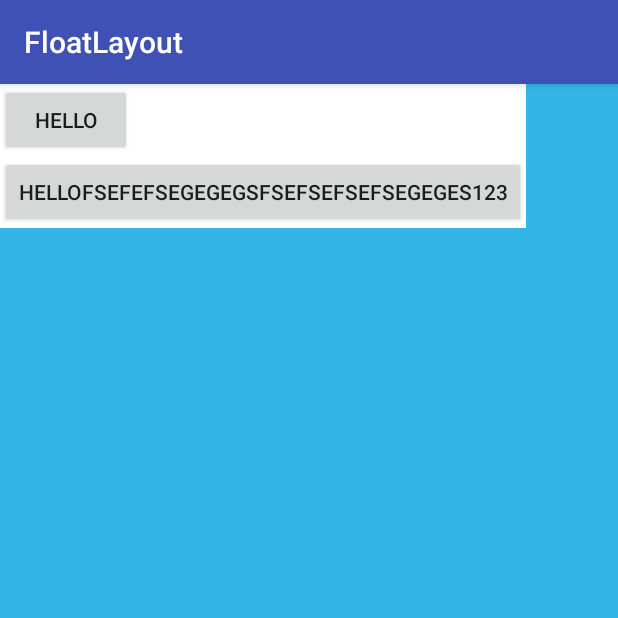
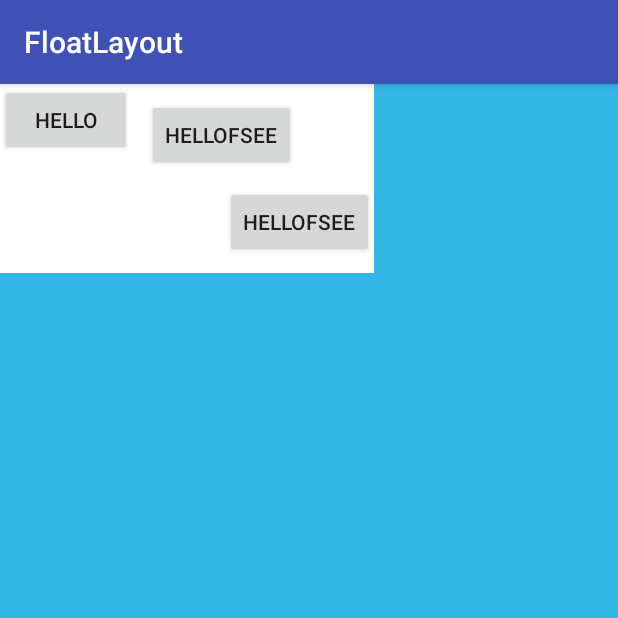
Before and after one commit to Levi-Ackerman/FloatLayout, an Android app: the screen it shows after launch (MainActivity), on a phone screen of 412 x 824 dp, the top half of it. Run offline under Robolectric (Android 15) with nearby library versions, the phone set to English and light mode, and no system bars.

Commit message:
完成margin的排布

```diff
--- a/app/src/main/java/com/zxlee/floatlayout/MainActivity.kt
+++ b/app/src/main/java/com/zxlee/floatlayout/MainActivity.kt
@@ -1,9 +1,7 @@
 package com.zxlee.floatlayout
 
+import android.os.Bundle
 import android.support.v7.app.AppCompatActivity
-import android.os.Bundle
-import android.widget.Button
-import android.widget.TextView
 import com.zxlee.layout.FloatLayout
 
 class MainActivity : AppCompatActivity() {
--- a/app/src/main/res/layout/activity_main.xml
+++ b/app/src/main/res/layout/activity_main.xml
@@ -1,27 +1,34 @@
 <?xml version="1.0" encoding="utf-8"?>
-<android.support.constraint.ConstraintLayout
+<LinearLayout
     xmlns:android="http://schemas.android.com/apk/res/android"
-    xmlns:tools="http://schemas.android.com/tools"
     android:layout_width="match_parent"
     android:layout_height="match_parent"
     android:background="@android:color/holo_blue_light"
-    tools:context="com.zxlee.floatlayout.MainActivity">
+    android:orientation="vertical">
 
     <com.zxlee.layout.FloatLayout
         android:id="@+id/float_layout"
         android:layout_width="wrap_content"
         android:layout_height="wrap_content"
         android:background="@android:color/white">
+
         <Button
-            android:text="Hello"
             android:layout_width="wrap_content"
-            android:layout_height="wrap_content"/>
+            android:layout_height="wrap_content"
+            android:text="Hello"/>
+
         <Button
-            android:text="Hellofsefefsegegegsfsefsefsefsegeges123"
-            android:layout_marginTop="40dp"
             android:layout_width="wrap_content"
-            android:layout_height="wrap_content"/>
+            android:layout_height="wrap_content"
+            android:layout_margin="10dp"
+            android:text="Hellofsee"/>
+        <Button
+            android:layout_width="wrap_content"
+            android:layout_height="wrap_content"
+            android:layout_marginLeft="150dp"
+            android:layout_marginBottom="10dp"
+            android:text="Hellofsee"/>
 
     </com.zxlee.layout.FloatLayout>
 
-</android.support.constraint.ConstraintLayout>
+</LinearLayout>
--- a/layout/src/main/java/com/zxlee/layout/FloatLayout.kt
+++ b/layout/src/main/java/com/zxlee/layout/FloatLayout.kt
@@ -2,17 +2,17 @@ package com.zxlee.layout
 
 import android.content.Context
 import android.util.AttributeSet
+import android.view.View
 import android.view.ViewGroup
 
 /**
  * 根据按钮多少自动换行的ViewGroup
  */
 class FloatLayout : ViewGroup {
-    companion object {
-        private val MARGIN = 5
-    }
+    private var maxWidth: Int = 0// 可使用的最大宽度
 
-    private var maxWidth: Int = 0// 可使用的最大宽度
+    private val mRowHeight = ArrayList<Int>() //每一行的最大高度，在measure时存起来，待layout时使用
+    private val mRowIndex = ArrayList<Int>() //每行第一个View的下标
 
     constructor(context: Context) : super(context)
     constructor(context: Context, attrs: AttributeSet) : super(context, attrs)
@@ -21,11 +21,16 @@ class FloatLayout : ViewGroup {
 
     override fun onMeasure(widthMeasureSpec: Int, heightMeasureSpec: Int) {
         maxWidth = MeasureSpec.getSize(widthMeasureSpec)
-        var widthMode = MeasureSpec.getMode(widthMeasureSpec)
+        val widthMode = MeasureSpec.getMode(widthMeasureSpec)
         var containerHeight = 0// 容器的高度,也就是本布局的高度。初始化赋值为0.
         var maxHeightInRow = 0 //记录每一行里最高的View的高度
         var maxWidthInRow = 0 //记录最宽的一行的宽度
         var widthRow = 0 //记录每一行目前的宽度
+
+        mRowHeight.clear()
+        mRowIndex.clear()
+        mRowIndex.add(0)
+
         for (i in 0 until childCount) {
             val view = getChildAt(i)
             /**
@@ -36,53 +41,66 @@ class FloatLayout : ViewGroup {
              * MeasureSpec.UNSPECIFIED 该组件不受父组件的限制,可以设置任意大小
              */
             view.measure(MeasureSpec.UNSPECIFIED, MeasureSpec.UNSPECIFIED)
-            if(view.measuredWidth > maxWidth){
-                throw RuntimeException("子View比父View还宽，出错啦！")
+            val viewWitdh = getViewWidth(view)
+            if (viewWitdh > maxWidth) {
+                throw RuntimeException("子View附加margin比父View还宽，出错啦！")
             }
-            if (view.measuredWidth + widthRow > maxWidth) {
+            val viewHeight = getViewHeight(view)
+            if (viewWitdh + widthRow > maxWidth) {
                 //超宽了，换行
+                mRowHeight.add(maxHeightInRow)
+                mRowIndex.add(i)
                 containerHeight += maxHeightInRow
                 maxWidthInRow = Math.max(widthRow, maxWidthInRow)
-                maxHeightInRow = view.measuredHeight
-                widthRow = view.measuredWidth
+                maxHeightInRow = viewHeight
+                widthRow = viewWitdh
             } else {
                 //不换行，更新累计宽度和最大高度
-                maxHeightInRow = Math.max(maxHeightInRow, view.measuredHeight)
-                widthRow += view.measuredWidth
+                maxHeightInRow = Math.max(maxHeightInRow, viewHeight)
+                widthRow += viewWitdh
             }
         }
         containerHeight += maxHeightInRow //最后一行的高度要加上
         maxWidthInRow = Math.max(widthRow, maxWidthInRow)
-        setMeasuredDimension(if(widthMode == MeasureSpec.AT_MOST) maxWidthInRow else maxWidth, containerHeight)// onMeasure方法的关键代码,该句设置父容器的大小。
+        setMeasuredDimension(if (widthMode == MeasureSpec.AT_MOST) maxWidthInRow else maxWidth, containerHeight)// onMeasure方法的关键代码,该句设置父容器的大小。
     }
 
     override fun onLayout(changed: Boolean, l: Int, t: Int, r: Int, b: Int) {
-        val childCount = childCount// 获取子组件数
-        var row = 1// 子组件行数,初始化赋值为1
-        var left = 0// 子组件的左边“坐标”
-        var right = 0// 子组件的右边“坐标”
-        var top = 0// 子组件的顶部“坐标”
-        var bottom = 0// 子组件的底部“坐标”
-        val p = paddingLeft// 在父组件中设置的padding属性的值,该值显然也会影响到子组件在屏幕的显示位置
+        var left = paddingLeft
+        var top = paddingTop
+        var right = 0
+        var bottom = 0
+
+        var row = 0 //当前行
+
         for (i in 0 until childCount) {
             val view = getChildAt(i)
-            val width = view.measuredWidth// 测量子组件的宽
-            val height = view.measuredHeight// 测量子组件的高
-            left = p + right// ---------------------------------------------------备注1
-            right = left + width// -----------------------------------------------备注2
-            top = p * row + height * (row - 1)// ---------------------------------备注3
-            bottom = top + height// ----------------------------------------------备注4
-            if (right > maxWidth) {
-                row++
-                left = 0//每次换行后要将子组件左边“坐标”与右边“坐标”重新初始化
-                right = 0
-                left = p + right
-                right = left + width
-                top = p * row + height * (row - 1)
-                bottom = top + height
+            val marginLayoutParams: MarginLayoutParams = view.layoutParams as MarginLayoutParams
+            if (mRowIndex.contains(i)) {
+                //每行第一个view
+                left = paddingLeft
+                top += if (row > 0) mRowHeight[row - 1] else 0 //顶部坐标= 顶部padding + 加上行高
+                ++row
             }
-            view.layout(left, top, right, bottom)// 最后按照计算出来的“坐标”将子组件放在父容器内
+            right = left + marginLayoutParams.leftMargin + view.measuredWidth
+            bottom = top + marginLayoutParams.topMargin + view.measuredHeight
+            view.layout(left + marginLayoutParams.leftMargin, top + marginLayoutParams.topMargin, right, bottom)
+
+            left += getViewWidth(view)
         }
     }
 
+    private fun getViewHeight(view: View): Int {
+        val marginLayoutParams: MarginLayoutParams = view.layoutParams as MarginLayoutParams
+        return view.measuredHeight + marginLayoutParams.topMargin + marginLayoutParams.bottomMargin
+    }
+
+    private fun getViewWidth(view: View): Int {
+        val marginLayoutParams: MarginLayoutParams = view.layoutParams as MarginLayoutParams
+        return view.measuredWidth + marginLayoutParams.leftMargin + marginLayoutParams.rightMargin
+    }
+
+    override fun generateLayoutParams(attrs: AttributeSet?): LayoutParams {
+        return MarginLayoutParams(context, attrs)
+    }
 }
```
